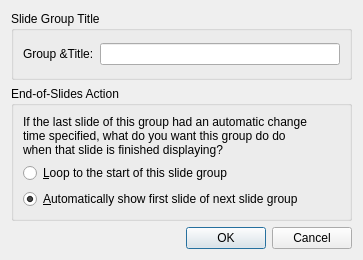
First picture: the form in src/SlideGroupSettingsDialog.ui, repository google-code-export/dviz, before the edit.
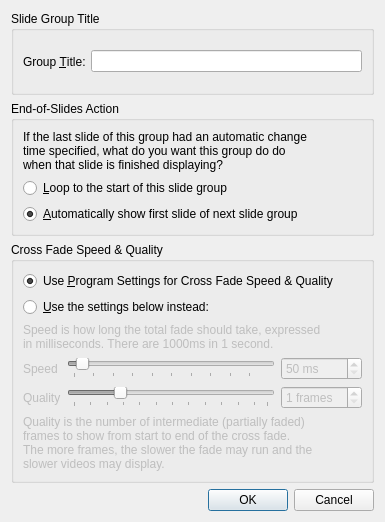
Second picture: the form after the edit.

Commit message: Made cross fade configurable per slidegroup/per slide. Added fade speed settings to slide group settings dialog and slide settings dialog. Added fade speed widgets, timeout widgets, and bg config button to toolbar in editor.

What changed in the file:
```diff
--- a/src/SlideGroupSettingsDialog.ui
+++ b/src/SlideGroupSettingsDialog.ui
@@ -6,14 +6,14 @@
    <rect>
     <x>0</x>
     <y>0</y>
-    <width>363</width>
-    <height>260</height>
+    <width>385</width>
+    <height>522</height>
    </rect>
   </property>
   <property name="windowTitle">
    <string>Dialog</string>
   </property>
-  <layout class="QVBoxLayout" name="verticalLayout">
+  <layout class="QVBoxLayout" name="verticalLayout_3">
    <item>
     <widget class="QGroupBox" name="groupBox">
      <property name="title">
@@ -25,6 +25,9 @@
         <property name="text">
          <string>Group &amp;Title:</string>
         </property>
+        <property name="buddy">
+         <cstring>title</cstring>
+        </property>
        </widget>
       </item>
       <item>
@@ -49,11 +52,11 @@
        </widget>
       </item>
       <item>
-	      <widget class="QRadioButton" name="rNothing">
-		      <property name="text">
-			      <string>&amp;Loop to the start of this slide group</string>
-		      </property>
-	      </widget>
+       <widget class="QRadioButton" name="rNothing">
+        <property name="text">
+         <string>&amp;Loop to the start of this slide group</string>
+        </property>
+       </widget>
       </item>
       <item>
        <widget class="QRadioButton" name="rChange">
@@ -68,6 +71,168 @@
      </layout>
     </widget>
    </item>
+   <item>
+    <widget class="QGroupBox" name="groupBox_4">
+     <property name="title">
+      <string>Cross Fade Speed &amp;&amp; Quality</string>
+     </property>
+     <layout class="QVBoxLayout" name="verticalLayout_5">
+      <item>
+       <widget class="QRadioButton" name="btnUseApp">
+        <property name="text">
+         <string>Use &amp;Program Settings for Cross Fade Speed &amp;&amp; Quality</string>
+        </property>
+        <property name="checked">
+         <bool>true</bool>
+        </property>
+       </widget>
+      </item>
+      <item>
+       <widget class="QRadioButton" name="btnUseGroup">
+        <property name="text">
+         <string>&amp;Use the settings below instead:</string>
+        </property>
+       </widget>
+      </item>
+      <item>
+       <widget class="QWidget" name="fadeSettingsBase" native="true">
+        <property name="enabled">
+         <bool>false</bool>
+        </property>
+        <layout class="QVBoxLayout" name="verticalLayout">
+         <property name="margin">
+          <number>0</number>
+         </property>
+         <item>
+          <widget class="QLabel" name="label_6">
+           <property name="text">
+            <string>Speed is how long the total fade should take, expressed
+in milliseconds. There are 1000ms in 1 second.</string>
+           </property>
+          </widget>
+         </item>
+         <item>
+          <layout class="QGridLayout" name="gridLayout">
+           <item row="0" column="0">
+            <widget class="QLabel" name="label_4">
+             <property name="text">
+              <string>Speed</string>
+             </property>
+            </widget>
+           </item>
+           <item row="1" column="0">
+            <widget class="QLabel" name="label_5">
+             <property name="text">
+              <string>Quality</string>
+             </property>
+            </widget>
+           </item>
+           <item row="0" column="1">
+            <widget class="QSlider" name="speedSlider">
+             <property name="minimum">
+              <number>50</number>
+             </property>
+             <property name="maximum">
+              <number>5000</number>
+             </property>
+             <property name="singleStep">
+              <number>100</number>
+             </property>
+             <property name="pageStep">
+              <number>500</number>
+             </property>
+             <property name="value">
+              <number>250</number>
+             </property>
+             <property name="orientation">
+              <enum>Qt::Horizontal</enum>
+             </property>
+             <property name="invertedAppearance">
+              <bool>false</bool>
+             </property>
+             <property name="invertedControls">
+              <bool>false</bool>
+             </property>
+             <property name="tickPosition">
+              <enum>QSlider::TicksBelow</enum>
+             </property>
+             <property name="tickInterval">
+              <number>500</number>
+             </property>
+            </widget>
+           </item>
+           <item row="1" column="1">
+            <widget class="QSlider" name="qualitySlider">
+             <property name="minimum">
+              <number>1</number>
+             </property>
+             <property name="maximum">
+              <number>60</number>
+             </property>
+             <property name="singleStep">
+              <number>5</number>
+             </property>
+             <property name="value">
+              <number>15</number>
+             </property>
+             <property name="orientation">
+              <enum>Qt::Horizontal</enum>
+             </property>
+             <property name="tickPosition">
+              <enum>QSlider::TicksBelow</enum>
+             </property>
+             <property name="tickInterval">
+              <number>5</number>
+             </property>
+            </widget>
+           </item>
+           <item row="0" column="2">
+            <widget class="QSpinBox" name="speedBox">
+             <property name="suffix">
+              <string> ms</string>
+             </property>
+             <property name="minimum">
+              <number>50</number>
+             </property>
+             <property name="maximum">
+              <number>5000</number>
+             </property>
+             <property name="singleStep">
+              <number>10</number>
+             </property>
+            </widget>
+           </item>
+           <item row="1" column="2">
+            <widget class="QSpinBox" name="qualityBox">
+             <property name="suffix">
+              <string> frames</string>
+             </property>
+             <property name="minimum">
+              <number>1</number>
+             </property>
+             <property name="maximum">
+              <number>60</number>
+             </property>
+            </widget>
+           </item>
+          </layout>
+         </item>
+         <item>
+          <widget class="QLabel" name="label_7">
+           <property name="text">
+            <string>Quality is the number of intermediate (partially faded)
+frames to show from start to end of the cross fade. 
+The more frames, the slower the fade may run and the
+slower videos may display.</string>
+           </property>
+          </widget>
+         </item>
+        </layout>
+       </widget>
+      </item>
+     </layout>
+    </widget>
+   </item>
    <item>
     <widget class="QDialogButtonBox" name="buttonBox">
      <property name="orientation">
```
Left out of the diff: 88 changed lines with no effect on the pictures. The commit also changes 20 other files.
